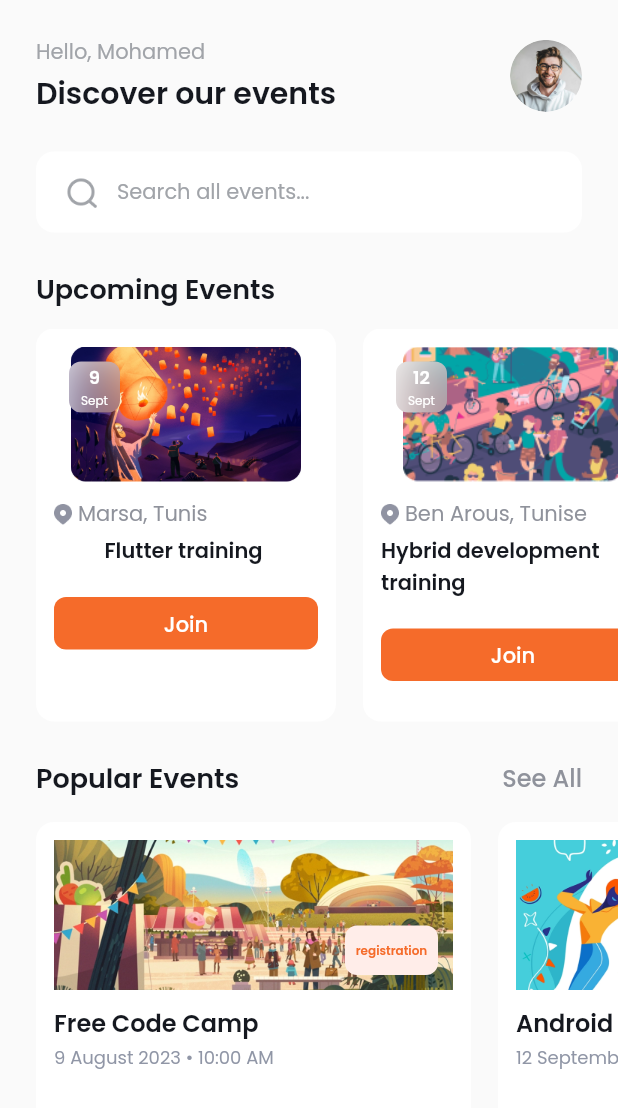
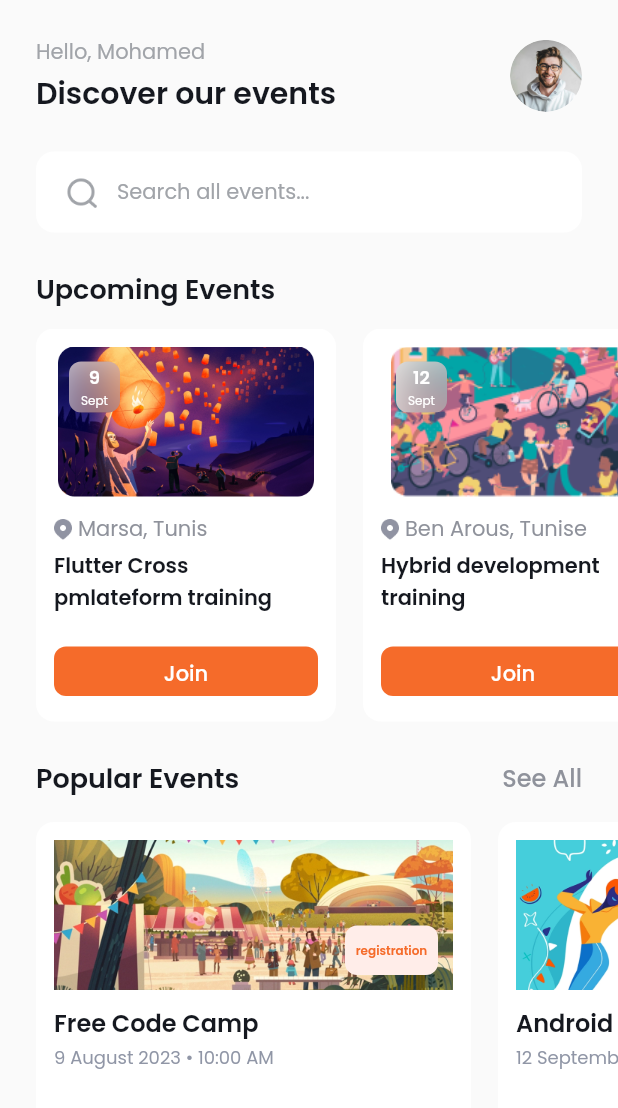
Before and after one commit to NourElHoudaAmmari/EventApp, a Flutter app: the HomePage screen opened directly, on a phone screen of 412 x 824 dp. Shown: the top 1108 px of the screen. Run offline on Flutter 3.47's test engine with Material 2 defaults, Android fonts, the phone set to English and light mode, and no system bars; our stand-ins replace google_fonts; network calls fail.

Commit message:
feature: Adding EventDetailPage_UI

```diff
--- a/frontend/lib/adddatawidget.dart
+++ b/frontend/lib/adddatawidget.dart
@@ -28,7 +28,7 @@ class _AddDataWidgetState extends State<AddDataWidget> {
   Widget build(BuildContext context) {
     return Scaffold(
       appBar: AppBar(
-        title: const Text('Add Cases'),
+        title: const Text('Add Event'),
       ),
       body: Form(
         key: _addFormKey,
@@ -76,7 +76,7 @@ class _AddDataWidgetState extends State<AddDataWidget> {
                                 keyboardType: TextInputType.number,
                                 validator: (value) {
                                   if (value!.isEmpty) {
-                                    return 'Please enter age';
+                                    return 'Please enter location';
                                   }
                                   return null;
                                 },
@@ -97,7 +97,7 @@ class _AddDataWidgetState extends State<AddDataWidget> {
                                 ),
                                 validator: (value) {
                                   if (value!.isEmpty) {
-                                    return 'Please enter address';
+                                    return 'Please enter image';
                                   }
                                   return null;
                                 },
--- a/frontend/lib/models/event_model.dart
+++ b/frontend/lib/models/event_model.dart
@@ -1,13 +1,19 @@
+import 'package:frontend/models/user_model.dart';
+
 class EventModel {
   final String? id;
   final String? name;
+    final String? description;
   final String? location;
   final String? imageUrl;
   final String? date;
   final String? month;
+   //final User user;
 
   EventModel({
     this.id,
+
+    this.description,
     this.name,
     this.location,
     this.imageUrl,
@@ -19,11 +25,12 @@ class EventModel {
 final events = [
   EventModel(
     id: '1',
-    name: 'Flutter training ',
+    name: 'Flutter Cross pmlateform training ',
     location: 'Marsa, Tunis',
     imageUrl: 'assets/img_event_1.png',
     date: '9',
     month: 'Sept',
+
   ),
   EventModel(
     id: '2',
--- a/frontend/lib/models/popular_model.dart
+++ b/frontend/lib/models/popular_model.dart
@@ -1,5 +1,8 @@
+import 'package:frontend/models/user_model.dart';
+
 class PopularModel {
   final int? id;
+
   final String? name;
   final String? imageUrl;
   final String? isTicket;
@@ -8,6 +11,7 @@ class PopularModel {
 
   PopularModel({
     this.id,
+
     this.name,
     this.imageUrl,
     this.isTicket,
--- /dev/null
+++ b/frontend/lib/models/user_model.dart
@@ -0,0 +1,7 @@
+class User {
+  String name;
+  String photoUrl;
+
+
+  User({required this.name, required this.photoUrl});
+}
--- a/frontend/lib/pages/main_page.dart
+++ b/frontend/lib/pages/main_page.dart
@@ -68,6 +68,12 @@ class _MainPageState extends State<MainPage> {
             ),
             label: 'Profile',
           ),
+        BottomNavigationBarItem(
+
+            icon:Icon(Icons.videocam_outlined,size: 29,color:Colors.grey ,),
+
+            label: 'Live',
+          ),
         ],
       );
     }
--- a/frontend/lib/widgets/event_card.dart
+++ b/frontend/lib/widgets/event_card.dart
@@ -3,6 +3,7 @@
 import 'dart:ui';
 
 import 'package:flutter/material.dart';
+import 'package:frontend/Event/Event_Details/event_details_screen.dart';
 import 'package:frontend/models/event_model.dart';
 import 'package:frontend/shared/theme.dart';
 
@@ -30,8 +31,8 @@ class EventCard extends StatelessWidget {
             children: [
               Expanded(
                 child: Container(
-                  width: 266,
-                  height: 90,
+                  width: 176,
+                  height: 100,
                   decoration: BoxDecoration(
                     borderRadius: BorderRadius.circular(12),
                     image: DecorationImage(
@@ -111,13 +112,17 @@ class EventCard extends StatelessWidget {
             ),
           ),
           const SizedBox(
-            height: 20,
+            height: 22,
           ),
           SizedBox(
             width: double.infinity,
-            height: 35,
+            height: 33,
             child: TextButton(
-              onPressed: () {},
+              onPressed: () {
+                 Navigator.push(context,
+    MaterialPageRoute(builder: (context) => EventDetailsScreen(event)),
+  );
+              },
               style: TextButton.styleFrom(
                 backgroundColor: orangeColor,
                 shape: RoundedRectangleBorder(
--- a/frontend/lib/widgets/popular_card.dart
+++ b/frontend/lib/widgets/popular_card.dart
@@ -17,7 +17,7 @@ class PopularCard extends StatelessWidget {
     return SingleChildScrollView(
       child: Container(
         width: 290,
-        height: 262,
+        height: 228,
         padding: const EdgeInsets.all(12),
         margin: const EdgeInsets.only(right: 18),
         decoration: BoxDecoration(
```
Also changed, not shown: frontend/lib/Event/Event_Details/event_details_screen.dart (added, +86 -0 lines), frontend/assets/video.png (added), frontend/lib/Event/Event_Details/compnents/event_carousel_slider.dart (added), frontend/pubspec.lock.
